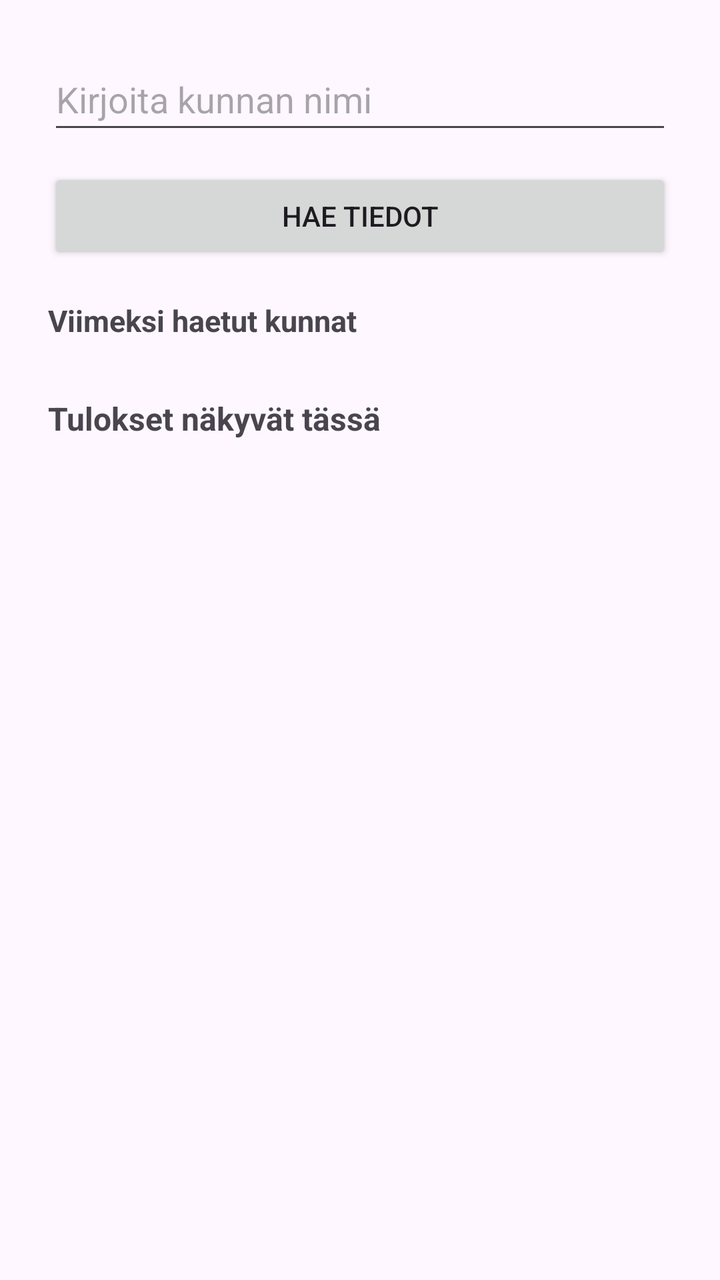
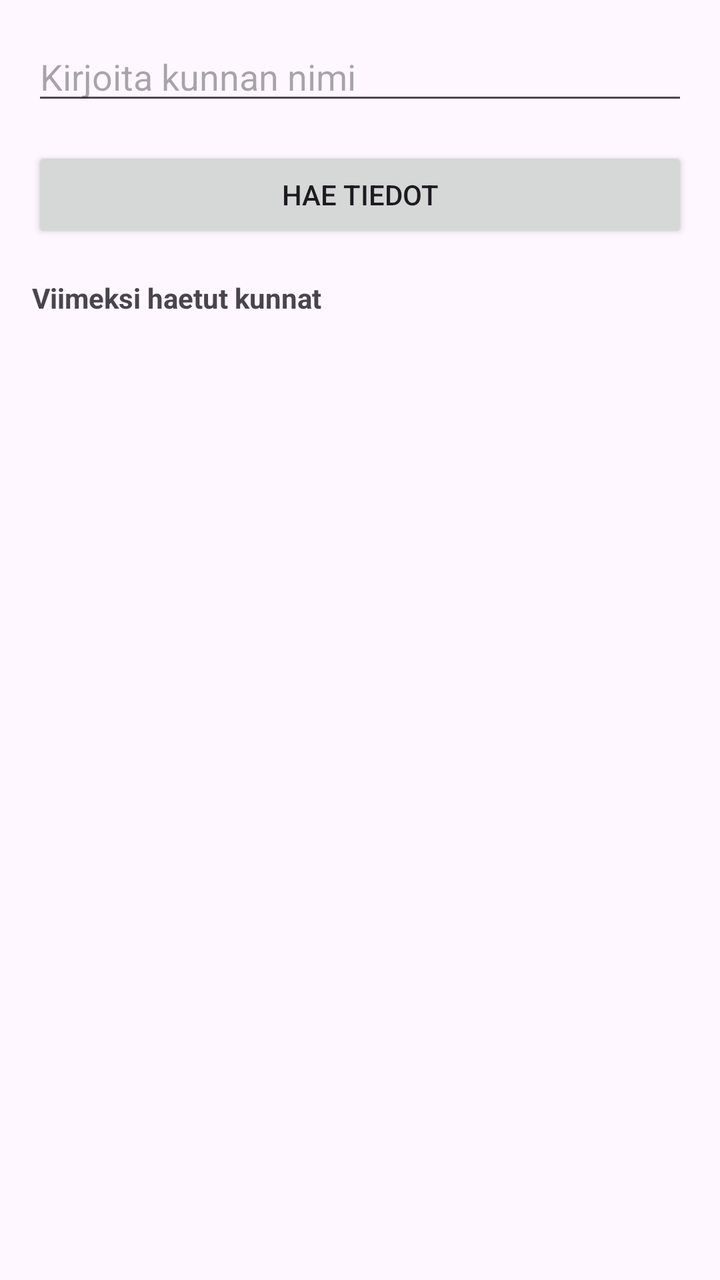

The first picture is an Android layout as it rendered before a commit; the second is the same layout after the commit. The layout source and the unified diff follow.
<!-- AndroidManifest.xml: application theme Theme.DataakansalleLiukkonenMikko -->
<!-- res/layout/fragment_search.xml -->
<?xml version="1.0" encoding="utf-8"?>
<LinearLayout xmlns:android="http://schemas.android.com/apk/res/android"
    android:layout_width="match_parent"
    android:layout_height="match_parent"
    android:orientation="vertical"
    android:padding="24dp">

    <EditText
        android:id="@+id/editTextMunicipality"
        android:layout_width="match_parent"
        android:layout_height="wrap_content"
        android:hint="Kirjoita kunnan nimi"
        android:inputType="text"
        android:minHeight="48dp" />

    <Button
        android:id="@+id/buttonSearch"
        android:layout_width="match_parent"
        android:layout_height="wrap_content"
        android:layout_marginTop="12dp"
        android:text="Hae tiedot" />

    <TextView
        android:id="@+id/textViewHistoryTitle"
        android:layout_width="match_parent"
        android:layout_height="wrap_content"
        android:layout_marginTop="18dp"
        android:text="Viimeksi haetut kunnat"
        android:textSize="15sp"
        android:textStyle="bold" />

    <HorizontalScrollView
        android:layout_width="match_parent"
        android:layout_height="wrap_content"
        android:layout_marginTop="8dp"
        android:scrollbars="none">

        <LinearLayout
            android:id="@+id/layoutSearchHistory"
            android:layout_width="wrap_content"
            android:layout_height="wrap_content"
            android:orientation="horizontal" />

    </HorizontalScrollView>

    <TextView
        android:id="@+id/textViewResult"
        android:layout_width="match_parent"
        android:layout_height="wrap_content"
        android:layout_marginTop="20dp"
        android:text="Tulokset näkyvät tässä"
        android:textSize="16sp"
        android:textStyle="bold" />

    <ImageView
        android:id="@+id/imageViewWeatherIcon"
        android:layout_width="80dp"
        android:layout_height="80dp"
        android:layout_marginTop="8dp"
        android:contentDescription="Sääikoni"
        android:visibility="gone" />

    <androidx.recyclerview.widget.RecyclerView
        android:id="@+id/recyclerViewData"
        android:layout_width="match_parent"
        android:layout_height="0dp"
        android:layout_marginTop="16dp"
        android:layout_weight="1" />

</LinearLayout>
<!-- resources referenced by this layout -->
<resources>
  <style name="Theme.DataakansalleLiukkonenMikko" parent="Base.Theme.DataakansalleLiukkonenMikko" />
  <style name="Base.Theme.DataakansalleLiukkonenMikko" parent="Theme.Material3.DayNight.NoActionBar">
          
          
      </style>
</resources>

<!-- the commit's change to res/layout/fragment_search.xml (unified diff, before → after) -->
@@ -1,70 +1,71 @@
 <?xml version="1.0" encoding="utf-8"?>
-<LinearLayout xmlns:android="http://schemas.android.com/apk/res/android"
+<ScrollView xmlns:android="http://schemas.android.com/apk/res/android"
     android:layout_width="match_parent"
     android:layout_height="match_parent"
-    android:orientation="vertical"
-    android:padding="24dp">
+    android:fillViewport="true">
 
-    <EditText
-        android:id="@+id/editTextMunicipality"
+    <LinearLayout
         android:layout_width="match_parent"
         android:layout_height="wrap_content"
-        android:hint="Kirjoita kunnan nimi"
-        android:inputType="text"
-        android:minHeight="48dp" />
+        android:orientation="vertical"
+        android:padding="16dp">
 
-    <Button
-        android:id="@+id/buttonSearch"
-        android:layout_width="match_parent"
-        android:layout_height="wrap_content"
-        android:layout_marginTop="12dp"
-        android:text="Hae tiedot" />
+        <EditText
+            android:id="@+id/editTextMunicipality"
+            android:layout_width="match_parent"
+            android:layout_height="wrap_content"
+            android:hint="Kirjoita kunnan nimi"
+            android:inputType="text"
+            android:singleLine="true" />
 
-    <TextView
-        android:id="@+id/textViewHistoryTitle"
-        android:layout_width="match_parent"
-        android:layout_height="wrap_content"
-        android:layout_marginTop="18dp"
-        android:text="Viimeksi haetut kunnat"
-        android:textSize="15sp"
-        android:textStyle="bold" />
+        <Button
+            android:id="@+id/buttonSearch"
+            android:layout_width="match_parent"
+            android:layout_height="wrap_content"
+            android:layout_marginTop="16dp"
+            android:text="Hae tiedot" />
 
-    <HorizontalScrollView
-        android:layout_width="match_parent"
-        android:layout_height="wrap_content"
-        android:layout_marginTop="8dp"
-        android:scrollbars="none">
+        <TextView
+            android:id="@+id/textViewHistoryTitle"
+            android:layout_width="match_parent"
+            android:layout_height="wrap_content"
+            android:layout_marginTop="18dp"
+            android:text="Viimeksi haetut kunnat"
+            android:textStyle="bold" />
 
         <LinearLayout
             android:id="@+id/layoutSearchHistory"
-            android:layout_width="wrap_content"
+            android:layout_width="match_parent"
             android:layout_height="wrap_content"
+            android:layout_marginTop="8dp"
             android:orientation="horizontal" />
 
-    </HorizontalScrollView>
+        <TextView
+            android:id="@+id/textViewResult"
+            android:layout_width="match_parent"
+            android:layout_height="wrap_content"
+            android:layout_marginTop="22dp"
+            android:text=""
+            android:textSize="16sp"
+            android:textStyle="bold" />
 
-    <TextView
-        android:id="@+id/textViewResult"
-        android:layout_width="match_parent"
-        android:layout_height="wrap_content"
-        android:layout_marginTop="20dp"
-        android:text="Tulokset näkyvät tässä"
-        android:textSize="16sp"
-        android:textStyle="bold" />
+        <ImageView
+            android:id="@+id/imageViewWeatherIcon"
+            android:layout_width="100dp"
+            android:layout_height="100dp"
+            android:layout_gravity="center_horizontal"
+            android:layout_marginTop="12dp"
+            android:layout_marginBottom="12dp"
+            android:contentDescription="Sääikoni"
+            android:visibility="gone" />
 
-    <ImageView
-        android:id="@+id/imageViewWeatherIcon"
-        android:layout_width="80dp"
-        android:layout_height="80dp"
-        android:layout_marginTop="8dp"
-        android:contentDescription="Sääikoni"
-        android:visibility="gone" />
+        <androidx.recyclerview.widget.RecyclerView
+            android:id="@+id/recyclerViewData"
+            android:layout_width="match_parent"
+            android:layout_height="wrap_content"
+            android:layout_marginTop="8dp"
+            android:nestedScrollingEnabled="false" />
 
-    <androidx.recyclerview.widget.RecyclerView
-        android:id="@+id/recyclerViewData"
-        android:layout_width="match_parent"
-        android:layout_height="0dp"
-        android:layout_marginTop="16dp"
-        android:layout_weight="1" />
+    </LinearLayout>
 
-</LinearLayout>
+</ScrollView>
